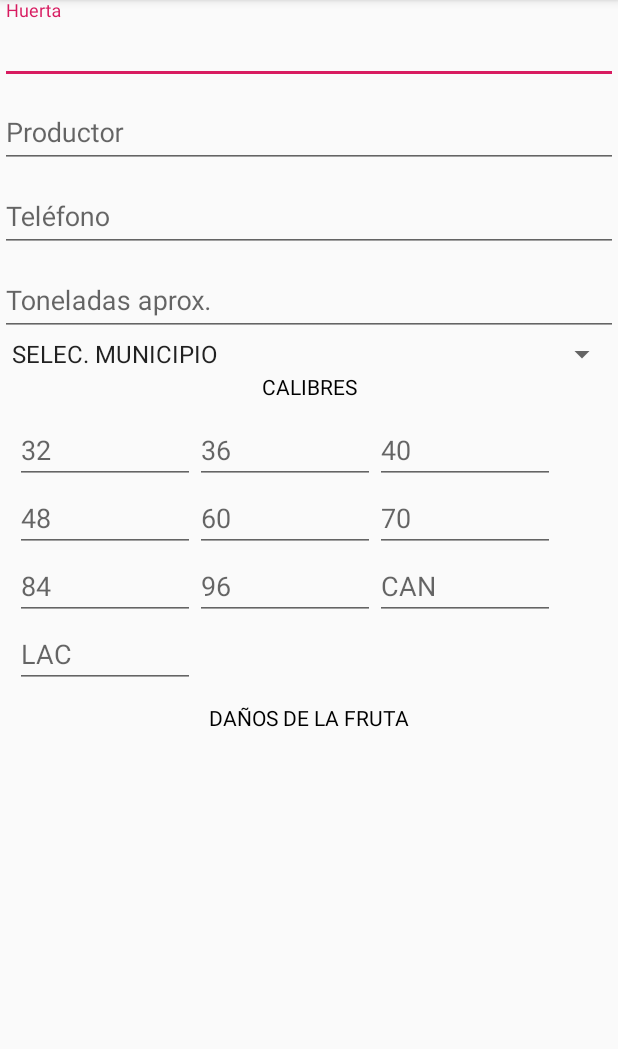
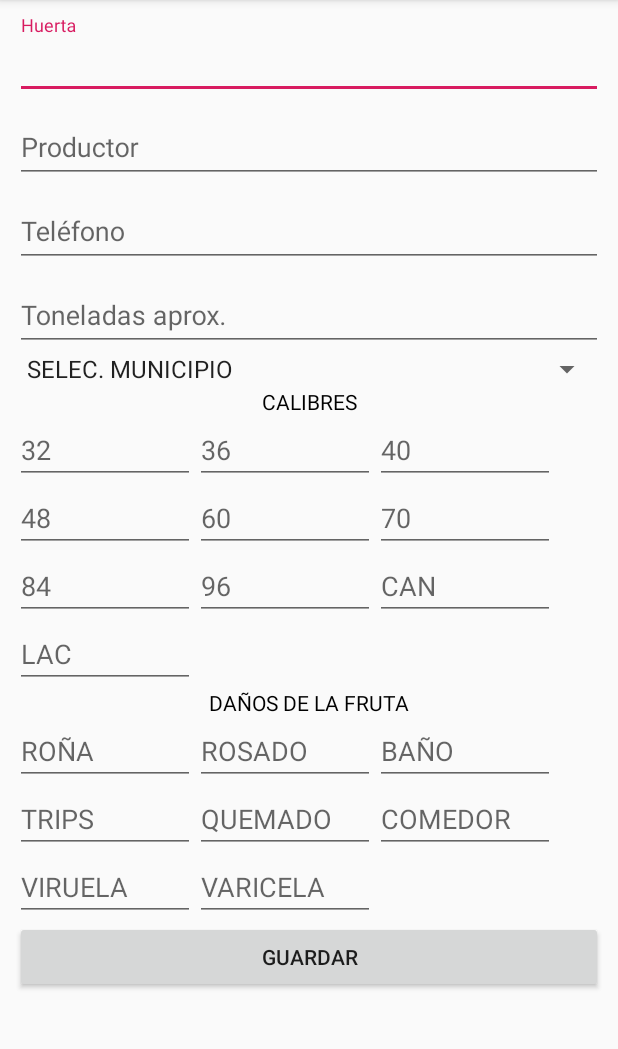
Before and after one commit to TCI-Developers/RegistroActividades, an Android app: the registro screen opened directly, with no data from a screen before it, on a phone screen of 412 x 824 dp, the part 84-1133 px from its top. Run offline under Robolectric (Android 15) with nearby library versions, the phone set to English and light mode, and no system bars.

Commit message:
Landscape, Table

```diff
--- a/app/src/main/res/layout-large/activity_registro.xml
+++ b/app/src/main/res/layout-land/activity_registro.xml
@@ -1,9 +1,10 @@
 <?xml version="1.0" encoding="utf-8"?>
-<android.support.constraint.ConstraintLayout
-    xmlns:android="http://schemas.android.com/apk/res/android"
+<android.support.constraint.ConstraintLayout xmlns:android="http://schemas.android.com/apk/res/android"
     xmlns:app="http://schemas.android.com/apk/res-auto"
+    xmlns:tools="http://schemas.android.com/tools"
     android:layout_width="match_parent"
-    android:layout_height="match_parent">
+    android:layout_height="match_parent"
+    tools:context=".registro">
 
     <ScrollView
         android:layout_width="match_parent"
@@ -12,7 +13,8 @@
         <LinearLayout
             android:layout_width="match_parent"
             android:layout_height="match_parent"
-            android:orientation="vertical">
+            android:orientation="vertical"
+            android:padding="10dp">
 
             <android.support.design.widget.TextInputLayout
                 android:layout_width="match_parent"
@@ -65,7 +67,8 @@
             <Spinner
                 android:id="@+id/spnMunicipio"
                 android:layout_width="match_parent"
-                android:layout_height="wrap_content" />
+                android:layout_height="wrap_content"
+                android:entries="@array/municipios" />
 
             <TextView
                 android:id="@+id/textView"
@@ -78,15 +81,14 @@
 
             <android.support.v7.widget.GridLayout
                 android:id="@+id/gridCalibre"
-                columnCount="2"
                 android:layout_width="match_parent"
                 android:layout_height="wrap_content"
-                android:padding="10dp"
-                app:columnCount="3">
+                app:columnCount="3"
+                tools:columnCount="3">
 
                 <EditText
                     android:id="@+id/txtCal32"
-                    android:layout_width="150dp"
+                    android:layout_width="wrap_content"
                     android:layout_height="match_parent"
                     android:ems="10"
                     android:hint="32"
@@ -94,7 +96,7 @@
 
                 <EditText
                     android:id="@+id/txtCal36"
-                    android:layout_width="150dp"
+                    android:layout_width="wrap_content"
                     android:layout_height="match_parent"
                     android:ems="10"
                     android:hint="36"
@@ -102,7 +104,7 @@
 
                 <EditText
                     android:id="@+id/txtCal40"
-                    android:layout_width="150dp"
+                    android:layout_width="wrap_content"
                     android:layout_height="match_parent"
                     android:ems="10"
                     android:hint="40"
@@ -110,7 +112,7 @@
 
                 <EditText
                     android:id="@+id/txtCal48"
-                    android:layout_width="150dp"
+                    android:layout_width="wrap_content"
                     android:layout_height="match_parent"
                     android:ems="10"
                     android:hint="48"
@@ -118,7 +120,7 @@
 
                 <EditText
                     android:id="@+id/txtCal60"
-                    android:layout_width="150dp"
+                    android:layout_width="wrap_content"
                     android:layout_height="match_parent"
                     android:ems="10"
                     android:hint="60"
@@ -126,7 +128,7 @@
 
                 <EditText
                     android:id="@+id/txtCal70"
-                    android:layout_width="150dp"
+                    android:layout_width="wrap_content"
                     android:layout_height="match_parent"
                     android:ems="10"
                     android:hint="70"
@@ -134,7 +136,7 @@
 
                 <EditText
                     android:id="@+id/txtCal84"
-                    android:layout_width="150dp"
+                    android:layout_width="wrap_content"
                     android:layout_height="match_parent"
                     android:ems="10"
                     android:hint="84"
@@ -142,7 +144,7 @@
 
                 <EditText
                     android:id="@+id/txtCal96"
-                    android:layout_width="150dp"
+                    android:layout_width="wrap_content"
                     android:layout_height="match_parent"
                     android:ems="10"
                     android:hint="96"
@@ -150,7 +152,7 @@
 
                 <EditText
                     android:id="@+id/txtCalCAN"
-                    android:layout_width="150dp"
+                    android:layout_width="wrap_content"
                     android:layout_height="match_parent"
                     android:ems="10"
                     android:hint="CAN"
@@ -158,7 +160,7 @@
 
                 <EditText
                     android:id="@+id/txtCalLAC"
-                    android:layout_width="150dp"
+                    android:layout_width="wrap_content"
                     android:layout_height="match_parent"
                     android:ems="10"
                     android:hint="LAC"
@@ -178,12 +180,12 @@
                 android:id="@+id/gridDano"
                 android:layout_width="match_parent"
                 android:layout_height="match_parent"
-                android:padding="10dp"
+                android:visibility="visible"
                 app:columnCount="3">
 
                 <EditText
                     android:id="@+id/txtDanoRona"
-                    android:layout_width="150dp"
+                    android:layout_width="wrap_content"
                     android:layout_height="match_parent"
                     android:ems="10"
                     android:hint="ROÑA"
@@ -191,7 +193,7 @@
 
                 <EditText
                     android:id="@+id/txtDanoRosado"
-                    android:layout_width="150dp"
+                    android:layout_width="wrap_content"
                     android:layout_height="match_parent"
                     android:ems="10"
                     android:hint="ROSADO"
@@ -199,7 +201,7 @@
 
                 <EditText
                     android:id="@+id/txtDanoBano"
-                    android:layout_width="150dp"
+                    android:layout_width="wrap_content"
                     android:layout_height="match_parent"
                     android:ems="10"
                     android:hint="BAÑO"
@@ -207,7 +209,7 @@
 
                 <EditText
                     android:id="@+id/txtDanoTrips"
-                    android:layout_width="150dp"
+                    android:layout_width="wrap_content"
                     android:layout_height="match_parent"
                     android:ems="10"
                     android:hint="TRIPS"
@@ -215,7 +217,7 @@
 
                 <EditText
                     android:id="@+id/txtDanoQuemado"
-                    android:layout_width="150dp"
+                    android:layout_width="wrap_content"
                     android:layout_height="match_parent"
                     android:ems="10"
                     android:hint="QUEMADO"
@@ -223,7 +225,7 @@
 
                 <EditText
                     android:id="@+id/txtDanoComedor"
-                    android:layout_width="150dp"
+                    android:layout_width="wrap_content"
                     android:layout_height="match_parent"
                     android:ems="10"
                     android:hint="COMEDOR"
@@ -231,7 +233,7 @@
 
                 <EditText
                     android:id="@+id/txtDanoViruela"
-                    android:layout_width="150dp"
+                    android:layout_width="wrap_content"
                     android:layout_height="match_parent"
                     android:ems="10"
                     android:hint="VIRUELA"
@@ -239,7 +241,7 @@
 
                 <EditText
                     android:id="@+id/txtDanoVaricela"
-                    android:layout_width="150dp"
+                    android:layout_width="wrap_content"
                     android:layout_height="match_parent"
                     android:ems="10"
                     android:hint="VARICELA"
@@ -247,6 +249,12 @@
 
             </android.support.v7.widget.GridLayout>
 
+            <Button
+                android:id="@+id/btnGuardar2"
+                android:layout_width="match_parent"
+                android:layout_height="wrap_content"
+                android:text="Guardar" />
+
         </LinearLayout>
     </ScrollView>
 </android.support.constraint.ConstraintLayout>
--- a/app/src/main/res/layout-xlarge/activity_registro.xml
+++ b/app/src/main/res/layout-sw600dp/activity_registro.xml
@@ -1,7 +1,10 @@
 <?xml version="1.0" encoding="utf-8"?>
-<android.support.constraint.ConstraintLayout
-    xmlns:android="http://schemas.android.com/apk/res/android" android:layout_width="match_parent"
-    android:layout_height="match_parent">
+<android.support.constraint.ConstraintLayout xmlns:android="http://schemas.android.com/apk/res/android"
+    xmlns:app="http://schemas.android.com/apk/res-auto"
+    xmlns:tools="http://schemas.android.com/tools"
+    android:layout_width="match_parent"
+    android:layout_height="match_parent"
+    tools:context=".registro">
 
     <ScrollView
         android:layout_width="match_parent"
@@ -10,7 +13,8 @@
         <LinearLayout
             android:layout_width="match_parent"
             android:layout_height="match_parent"
-            android:orientation="vertical">
+            android:orientation="vertical"
+            android:padding="10dp">
 
             <android.support.design.widget.TextInputLayout
                 android:layout_width="match_parent"
@@ -63,7 +67,8 @@
             <Spinner
                 android:id="@+id/spnMunicipio"
                 android:layout_width="match_parent"
-                android:layout_height="wrap_content" />
+                android:layout_height="wrap_content"
+                android:entries="@array/municipios" />
 
             <TextView
                 android:id="@+id/textView"
@@ -76,14 +81,14 @@
 
             <android.support.v7.widget.GridLayout
                 android:id="@+id/gridCalibre"
-                app:columnCount="3"
                 android:layout_width="match_parent"
                 android:layout_height="wrap_content"
-                android:padding="10dp">
+                app:columnCount="3"
+                tools:columnCount="3">
 
                 <EditText
                     android:id="@+id/txtCal32"
-                    android:layout_width="120dp"
+                    android:layout_width="wrap_content"
                     android:layout_height="match_parent"
                     android:ems="10"
                     android:hint="32"
@@ -91,7 +96,7 @@
 
                 <EditText
                     android:id="@+id/txtCal36"
-                    android:layout_width="120dp"
+                    android:layout_width="wrap_content"
                     android:layout_height="match_parent"
                     android:ems="10"
                     android:hint="36"
@@ -99,7 +104,7 @@
 
                 <EditText
                     android:id="@+id/txtCal40"
-                    android:layout_width="120dp"
+                    android:layout_width="wrap_content"
                     android:layout_height="match_parent"
                     android:ems="10"
                     android:hint="40"
@@ -107,7 +112,7 @@
 
                 <EditText
                     android:id="@+id/txtCal48"
-                    android:layout_width="120dp"
+                    android:layout_width="wrap_content"
                     android:layout_height="match_parent"
                     android:ems="10"
                     android:hint="48"
@@ -115,7 +120,7 @@
 
                 <EditText
                     android:id="@+id/txtCal60"
-                    android:layout_width="120dp"
+                    android:layout_width="wrap_content"
                     android:layout_height="match_parent"
                     android:ems="10"
                     android:hint="60"
@@ -123,7 +128,7 @@
 
                 <EditText
                     android:id="@+id/txtCal70"
-                    android:layout_width="120dp"
+                    android:layout_width="wrap_content"
                     android:layout_height="match_parent"
                     android:ems="10"
                     android:hint="70"
@@ -131,7 +136,7 @@
 
                 <EditText
                     android:id="@+id/txtCal84"
-                    android:layout_width="120dp"
+                    android:layout_width="wrap_content"
                     android:layout_height="match_parent"
                     android:ems="10"
                     android:hint="84"
@@ -139,7 +144,7 @@
 
                 <EditText
                     android:id="@+id/txtCal96"
-                    android:layout_width="120dp"
+                    android:layout_width="wrap_content"
                     android:layout_height="match_parent"
                     android:ems="10"
                     android:hint="96"
@@ -147,7 +152,7 @@
 
                 <EditText
                     android:id="@+id/txtCalCAN"
-                    android:layout_width="120dp"
+                    android:layout_width="wrap_content"
                     android:layout_height="match_parent"
                     android:ems="10"
                     android:hint="CAN"
@@ -155,7 +160,7 @@
 
                 <EditText
                     android:id="@+id/txtCalLAC"
-                    android:layout_width="120dp"
+                    android:layout_width="wrap_content"
                     android:layout_height="match_parent"
                     android:ems="10"
                     android:hint="LAC"
@@ -173,15 +178,14 @@
 
             <android.support.v7.widget.GridLayout
                 android:id="@+id/gridDano"
-                app:columnCount="3"
                 android:layout_width="match_parent"
                 android:layout_height="match_parent"
-                android:padding="10dp"
-                android:visibility="invisible">
+                android:visibility="visible"
+                app:columnCount="3">
 
                 <EditText
                     android:id="@+id/txtDanoRona"
-                    android:layout_width="120dp"
+                    android:layout_width="wrap_content"
                     android:layout_height="match_parent"
                     android:ems="10"
                     android:hint="ROÑA"
@@ -189,7 +193,7 @@
 
                 <EditText
                     android:id="@+id/txtDanoRosado"
-                    android:layout_width="120dp"
+                    android:layout_width="wrap_content"
                     android:layout_height="match_parent"
                     android:ems="10"
                     android:hint="ROSADO"
@@ -197,7 +201,7 @@
 
                 <EditText
                     android:id="@+id/txtDanoBano"
-                    android:layout_width="120dp"
+                    android:layout_width="wrap_content"
                     android:layout_height="match_parent"
                     android:ems="10"
                     android:hint="BAÑO"
@@ -205,7 +209,7 @@
 
                 <EditText
                     android:id="@+id/txtDanoTrips"
-                    android:layout_width="120dp"
+                    android:layout_width="wrap_content"
                     android:layout_height="match_parent"
                     android:ems="10"
                     android:hint="TRIPS"
@@ -213,7 +217,7 @@
 
                 <EditText
                     android:id="@+id/txtDanoQuemado"
-                    android:layout_width="120dp"
+                    android:layout_width="wrap_content"
                     android:layout_height="match_parent"
                     android:ems="10"
                     android:hint="QUEMADO"
@@ -221,7 +225,7 @@
 
                 <EditText
                     android:id="@+id/txtDanoComedor"
-                    android:layout_width="120dp"
+                    android:layout_width="wrap_content"
                     android:layout_height="match_parent"
                     android:ems="10"
                     android:hint="COMEDOR"
@@ -229,7 +233,7 @@
 
                 <EditText
                     android:id="@+id/txtDanoViruela"
-                    android:layout_width="120dp"
+                    android:layout_width="wrap_content"
                     android:layout_height="match_parent"
                     android:ems="10"
                     android:hint="VIRUELA"
@@ -237,7 +241,7 @@
 
                 <EditText
                     android:id="@+id/txtDanoVaricela"
-                    android:layout_width="120dp"
+                    android:layout_width="wrap_content"
                     android:layout_height="match_parent"
                     android:ems="10"
                     android:hint="VARICELA"
@@ -245,6 +249,12 @@
 
             </android.support.v7.widget.GridLayout>
 
+            <Button
+                android:id="@+id/btnGuardar"
+                android:layout_width="match_parent"
+                android:layout_height="wrap_content"
+                android:text="Guardar" />
+
         </LinearLayout>
     </ScrollView>
 </android.support.constraint.ConstraintLayout>
--- a/app/src/main/res/layout/activity_registro.xml
+++ b/app/src/main/res/layout/activity_registro.xml
@@ -13,7 +13,8 @@
         <LinearLayout
             android:layout_width="match_parent"
             android:layout_height="match_parent"
-            android:orientation="vertical" >
+            android:orientation="vertical"
+            android:padding="10dp">
 
             <android.support.design.widget.TextInputLayout
                 android:layout_width="match_parent"
@@ -82,8 +83,8 @@
                 android:id="@+id/gridCalibre"
                 android:layout_width="match_parent"
                 android:layout_height="wrap_content"
-                android:padding="10dp"
-                app:columnCount="3">
+                app:columnCount="3"
+                tools:columnCount="3">
 
                 <EditText
                     android:id="@+id/txtCal32"
@@ -179,8 +180,7 @@
                 android:id="@+id/gridDano"
                 android:layout_width="match_parent"
                 android:layout_height="match_parent"
-                android:padding="10dp"
-                android:visibility="invisible"
+                android:visibility="visible"
                 app:columnCount="3">
 
                 <EditText
@@ -249,6 +249,12 @@
 
             </android.support.v7.widget.GridLayout>
 
+            <Button
+                android:id="@+id/btnGuardar"
+                android:layout_width="match_parent"
+                android:layout_height="wrap_content"
+                android:text="Guardar" />
+
         </LinearLayout>
     </ScrollView>
 </android.support.constraint.ConstraintLayout>
```
